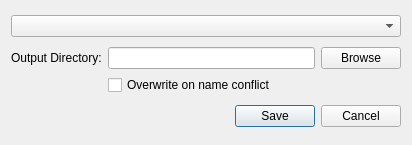
Old version of the form mantidimaging/gui/ui/nexus_save_dialog.ui in the repository mantidproject/mantidimaging.
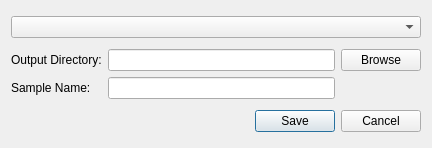
New version of the form.

Commit message: sample name

Patch:
```diff
--- a/mantidimaging/gui/ui/nexus_save_dialog.ui
+++ b/mantidimaging/gui/ui/nexus_save_dialog.ui
@@ -6,8 +6,8 @@
    <rect>
     <x>0</x>
     <y>0</y>
-    <width>412</width>
-    <height>145</height>
+    <width>432</width>
+    <height>148</height>
    </rect>
   </property>
   <property name="windowTitle">
@@ -19,6 +19,13 @@
    </item>
    <item>
     <layout class="QGridLayout" name="gridLayout">
+     <item row="0" column="1">
+      <widget class="QLineEdit" name="savePath">
+       <property name="text">
+        <string/>
+       </property>
+      </widget>
+     </item>
      <item row="0" column="0">
       <widget class="QLabel" name="label_2">
        <property name="text">
@@ -33,22 +40,15 @@
        </property>
       </widget>
      </item>
+     <item row="1" column="0">
+      <widget class="QLabel" name="sampleNameLabel">
+       <property name="text">
+        <string>Sample Name:</string>
+       </property>
+      </widget>
+     </item>
      <item row="1" column="1">
-      <widget class="QCheckBox" name="overwriteAll">
-       <property name="text">
-        <string>Overwrite on name conflict</string>
-       </property>
-       <property name="checked">
-        <bool>false</bool>
-       </property>
-      </widget>
-     </item>
-     <item row="0" column="1">
-      <widget class="QLineEdit" name="savePath">
-       <property name="text">
-        <string/>
-       </property>
-      </widget>
+      <widget class="QLineEdit" name="sampleNameLineEdit"/>
      </item>
     </layout>
    </item>
```
The commit also changes 1 other file.
